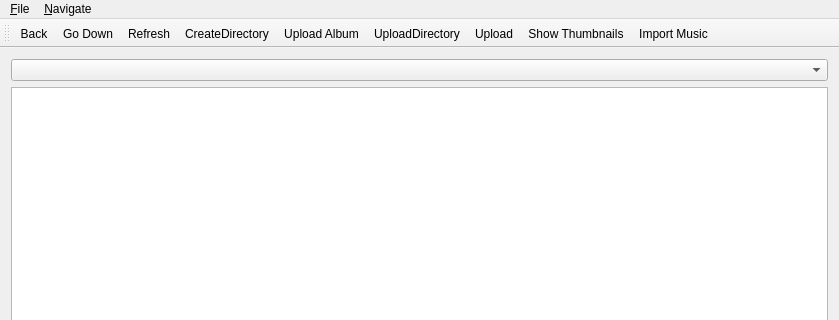
Before: the Qt Designer form qt/mainwindow.ui in whoozle/android-file-transfer-linux, drawn with Qt 5; both pictures show x 0 to 839 and y 0 to 320 of the 839 by 621 pixel window.
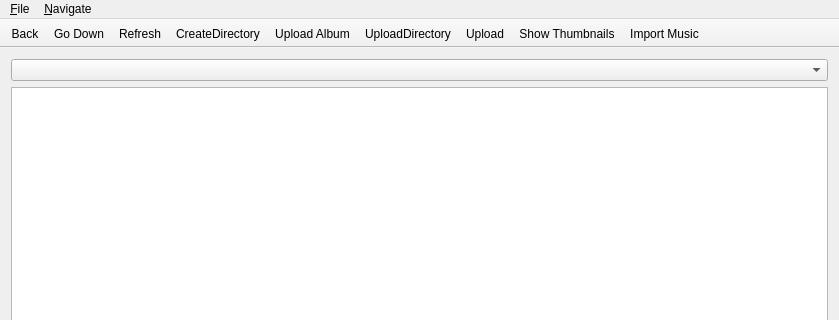
After: the same form once the commit is applied.

Commit message: disable floating/movable flags for toolbar

The edit to the form file:
```diff
--- a/qt/mainwindow.ui
+++ b/qt/mainwindow.ui
@@ -86,6 +86,12 @@
    <addaction name="menuNavigate"/>
   </widget>
   <widget class="QToolBar" name="mainToolBar">
+   <property name="movable">
+    <bool>false</bool>
+   </property>
+   <property name="floatable">
+    <bool>false</bool>
+   </property>
    <attribute name="toolBarArea">
     <enum>TopToolBarArea</enum>
    </attribute>
```
